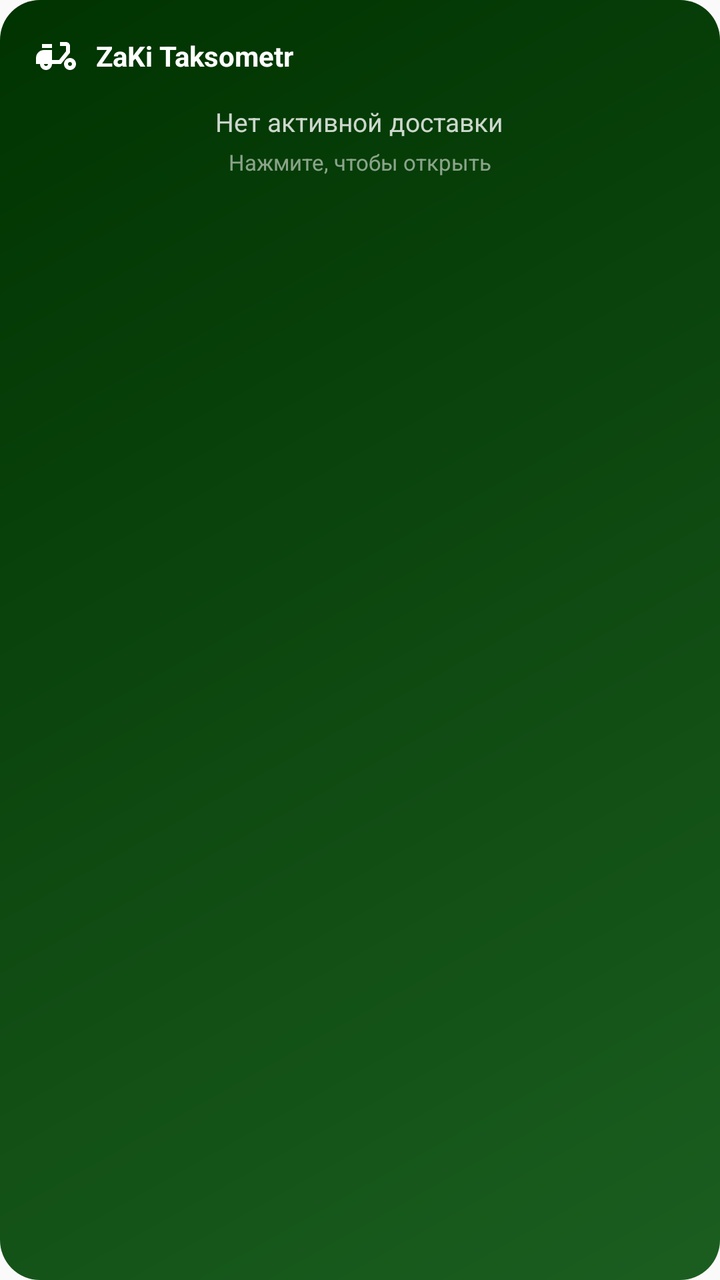
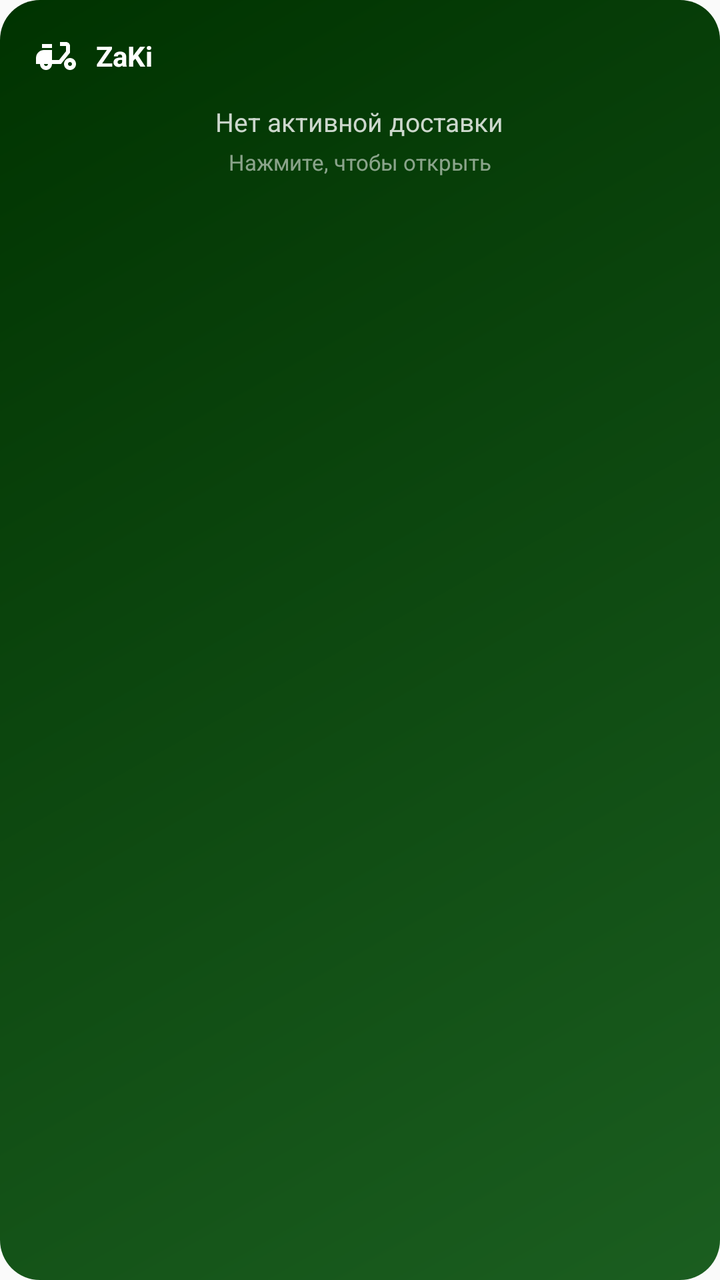

Compare the two renders of this Android layout. The source of the first and the diff that turns it into the second are given below.
<!-- AndroidManifest.xml: application theme Theme.ZaKiTaksometr -->
<!-- res/layout/widget_taksometr.xml -->
<?xml version="1.0" encoding="utf-8"?>
<LinearLayout xmlns:android="http://schemas.android.com/apk/res/android"
    android:id="@+id/widget_root"
    android:layout_width="match_parent"
    android:layout_height="match_parent"
    android:orientation="vertical"
    android:background="@drawable/widget_background"
    android:padding="16dp">

    
    <LinearLayout
        android:layout_width="match_parent"
        android:layout_height="wrap_content"
        android:orientation="horizontal"
        android:gravity="center_vertical">

        <ImageView
            android:layout_width="24dp"
            android:layout_height="24dp"
            android:src="@drawable/ic_delivery"
            android:tint="@android:color/white" />

        <TextView
            android:layout_width="0dp"
            android:layout_height="wrap_content"
            android:layout_weight="1"
            android:layout_marginStart="8dp"
            android:text="ZaKi Taksometr"
            android:textColor="@android:color/white"
            android:textStyle="bold"
            android:textSize="14sp" />
    </LinearLayout>

    
    <LinearLayout
        android:id="@+id/widget_active_layout"
        android:layout_width="match_parent"
        android:layout_height="wrap_content"
        android:orientation="vertical"
        android:layout_marginTop="8dp"
        android:visibility="gone">

        <TextView
            android:id="@+id/widget_phone"
            android:layout_width="match_parent"
            android:layout_height="wrap_content"
            android:text="Клиент: -"
            android:textColor="#CCFFFFFF"
            android:textSize="12sp" />

        <LinearLayout
            android:layout_width="match_parent"
            android:layout_height="wrap_content"
            android:orientation="horizontal"
            android:layout_marginTop="10dp"
            android:weightSum="3">

            <LinearLayout
                android:layout_width="0dp"
                android:layout_height="wrap_content"
                android:layout_weight="1"
                android:orientation="vertical"
                android:gravity="center">
                <TextView
                    android:layout_width="wrap_content"
                    android:layout_height="wrap_content"
                    android:text="Путь"
                    android:textColor="#AAFFFFFF"
                    android:textSize="10sp" />
                <TextView
                    android:id="@+id/widget_distance"
                    android:layout_width="wrap_content"
                    android:layout_height="wrap_content"
                    android:text="0 м"
                    android:textColor="@android:color/white"
                    android:textStyle="bold"
                    android:textSize="15sp" />
            </LinearLayout>

            <LinearLayout
                android:layout_width="0dp"
                android:layout_height="wrap_content"
                android:layout_weight="1"
                android:orientation="vertical"
                android:gravity="center">
                <TextView
                    android:layout_width="wrap_content"
                    android:layout_height="wrap_content"
                    android:text="Время"
                    android:textColor="#AAFFFFFF"
                    android:textSize="10sp" />
                <TextView
                    android:id="@+id/widget_time"
                    android:layout_width="wrap_content"
                    android:layout_height="wrap_content"
                    android:text="0:00"
                    android:textColor="@android:color/white"
                    android:textStyle="bold"
                    android:textSize="15sp" />
            </LinearLayout>

            <LinearLayout
                android:layout_width="0dp"
                android:layout_height="wrap_content"
                android:layout_weight="1"
                android:orientation="vertical"
                android:gravity="center">
                <TextView
                    android:layout_width="wrap_content"
                    android:layout_height="wrap_content"
                    android:text="Цена"
                    android:textColor="#AAFFFFFF"
                    android:textSize="10sp" />
                <TextView
                    android:id="@+id/widget_cost"
                    android:layout_width="wrap_content"
                    android:layout_height="wrap_content"
                    android:text="0 сум"
                    android:textColor="#FFEB3B"
                    android:textStyle="bold"
                    android:textSize="15sp" />
            </LinearLayout>
        </LinearLayout>
    </LinearLayout>

    
    <LinearLayout
        android:id="@+id/widget_idle_layout"
        android:layout_width="match_parent"
        android:layout_height="wrap_content"
        android:orientation="vertical"
        android:gravity="center"
        android:layout_marginTop="12dp">

        <TextView
            android:layout_width="wrap_content"
            android:layout_height="wrap_content"
            android:text="Нет активной доставки"
            android:textColor="#CCFFFFFF"
            android:textSize="13sp" />

        <TextView
            android:layout_width="wrap_content"
            android:layout_height="wrap_content"
            android:layout_marginTop="4dp"
            android:text="Нажмите, чтобы открыть"
            android:textColor="#88FFFFFF"
            android:textSize="11sp" />
    </LinearLayout>

</LinearLayout>
<!-- resources referenced by this layout -->
<resources>
  <!-- drawable ic_delivery (drawable) -->
  <?xml version="1.0" encoding="utf-8"?>
  <vector xmlns:android="http://schemas.android.com/apk/res/android"
      android:width="24dp"
      android:height="24dp"
      android:viewportWidth="24"
      android:viewportHeight="24">
      <path
          android:fillColor="#FFFFFF"
          android:pathData="M19,7c0,-1.1 -0.9,-2 -2,-2h-3v2h3v2.65L13.52,14H10V9H6c-2.21,0 -4,1.79 -4,4v3h2c0,1.66 1.34,3 3,3s3,-1.34 3,-3h4.48L19,10.35V7zM7,17c-0.55,0 -1,-0.45 -1,-1h2c0,0.55 -0.45,1 -1,1z"/>
      <path
          android:fillColor="#FFFFFF"
          android:pathData="M5,6h5v2H5z"/>
      <path
          android:fillColor="#FFFFFF"
          android:pathData="M19,13c-1.66,0 -3,1.34 -3,3s1.34,3 3,3 3,-1.34 3,-3 -1.34,-3 -3,-3zM19,17c-0.55,0 -1,-0.45 -1,-1s0.45,-1 1,-1 1,0.45 1,1 -0.45,1 -1,1z"/>
  </vector>
  <!-- drawable widget_background (drawable) -->
  <?xml version="1.0" encoding="utf-8"?>
  <shape xmlns:android="http://schemas.android.com/apk/res/android"
      android:shape="rectangle">
      <gradient
          android:startColor="#1B5E20"
          android:endColor="#003300"
          android:angle="135" />
      <corners android:radius="20dp" />
  </shape>
  <style name="Theme.ZaKiTaksometr" parent="android:Theme.Material.Light.NoActionBar">
          <item name="android:statusBarColor">@color/primary</item>
      </style>
  <color name="primary">#FF1B5E20</color>
</resources>

<!-- the commit's change to res/layout/widget_taksometr.xml (unified diff, before → after) -->
@@ -25,7 +25,7 @@
             android:layout_height="wrap_content"
             android:layout_weight="1"
             android:layout_marginStart="8dp"
-            android:text="ZaKi Taksometr"
+            android:text="ZaKi"
             android:textColor="@android:color/white"
             android:textStyle="bold"
             android:textSize="14sp" />
